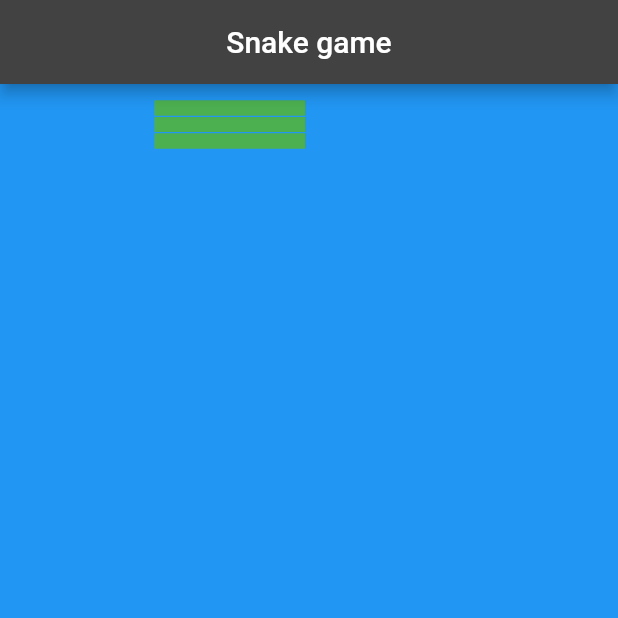
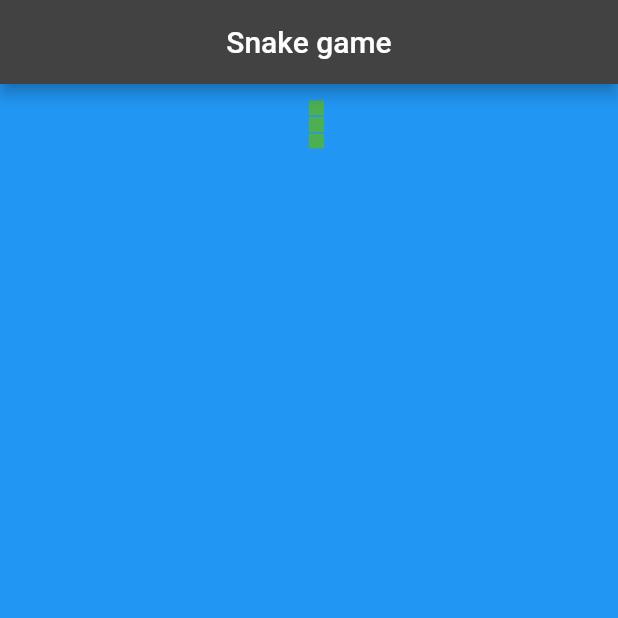
Before and after one commit to sahanagana/2playersnakeapp, a Flutter app: the screen it shows after launch, on a phone screen of 412 x 824 dp, the top half of it. Run offline on Flutter 3.47's test engine with Material 2 defaults, Android fonts, the phone set to English and light mode, and no system bars.

Commit message:
Update main.dart

```diff
--- a/lib/main.dart
+++ b/lib/main.dart
@@ -5,7 +5,8 @@
 import 'dart:math' as math;
 import 'package:flutter/material.dart';
 import 'dart:async';
-import 'dart:ui';
+
+//import 'package:simple_animations/simple_animations.dart';
 
 const Color primaryColor = Colors.black;
 const TargetPlatform platform = TargetPlatform.android;
@@ -80,13 +81,18 @@
 class SnakePainter extends CustomPainter {
   //final int seeds;
  // SnakePainter(0);
-
+  double xstart=0;
+  double ystart=0;
+  SnakePainter(double x, double y){
+    xstart=x;
+    ystart=y;
+  }
   @override
   void paint(Canvas canvas, Size size) {
     //final snake=List<int>.filled(5,1+x);
     //final snake=<int>[<int>[0,1],<int>[0,1]];
     //drawSeed(canvas,)
-     var snake = List.generate(3, (i) => [0,i+1], growable: true);
+     var snake = List.generate(3, (i) => [0+xstart,ystart+i+1], growable: true);
     for(int i=0;i<snake.length;i++){
     drawSeed(canvas,snake[i][0]*1.0,snake[i][1]*1.0);
       print(snake[i][0]);
@@ -110,8 +116,9 @@
       ..strokeWidth = 1
       //..style = PaintingStyle.stroke
       ..color = Colors.green;
-    canvas.drawRect(Rect.fromLTWH(x*11,y*11,100,10), paint);
+    canvas.drawRect(Rect.fromLTWH(x*11,y*11,10,10), paint);
   }
+
 }
 
 
@@ -121,7 +128,7 @@
   Widget build(BuildContext context) {
     //double width = MediaQuery.of(context).size.width;
     //double height = MediaQuery.of(context).size.height;
-
+   const double size=-.5;
 
     return MaterialApp(
 
@@ -138,26 +145,21 @@
         ),
 
         body: CustomPaint(
-          child: new Column(
+          child: Column(
             children: [
-                            new Container(
-            alignment: Alignment(-0.5, -0.5),
-            child: CustomPaint(painter: SnakePainter(),)
+              Container(
+                alignment: Alignment(0, 1.0),
+                child: CustomPaint(painter: SnakePainter(0,0),)
                 //child: CustomPaint(painter: SunflowerPainter(),)
               ),
-         new Container(
-           alignment: Alignment(-.5,-.5),
-            child: CustomPaint(painter: SnakePainter(),)
+              Container(
+                alignment: Alignment(size,1),
+                child: CustomPaint(painter: SnakePainter(50,0),)
               )
             ],
           ),
-
         ),
       ),
-
-
-
-
    );
   }
 }
```
Lines whose indentation alone changed are shown as unchanged.
